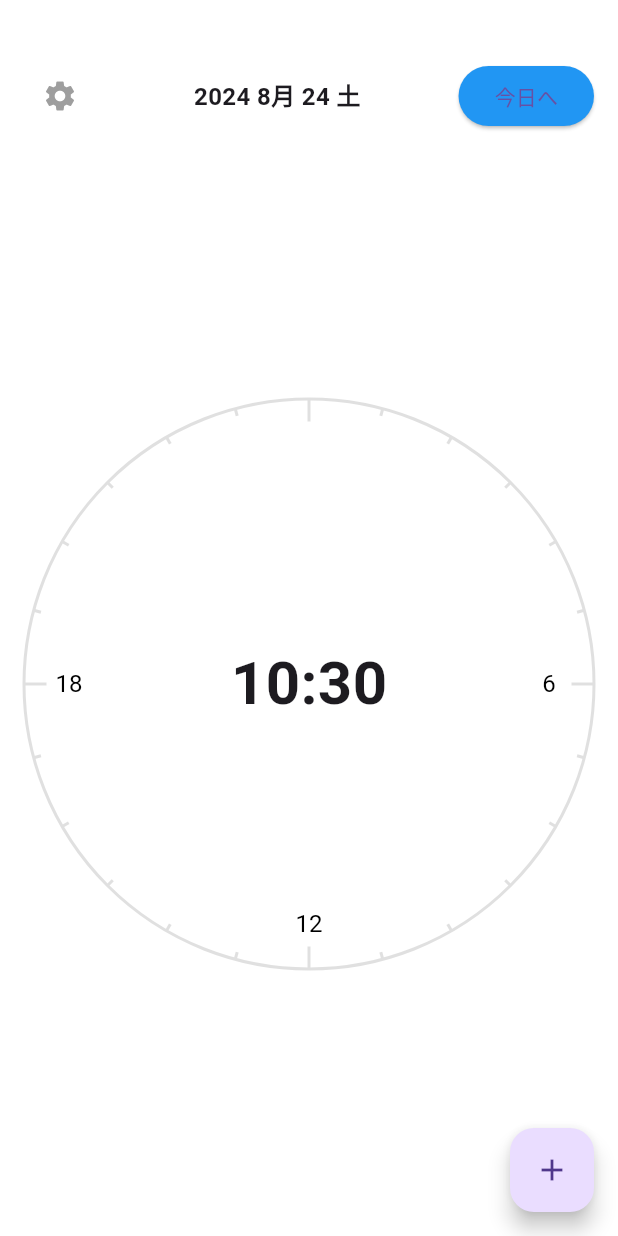
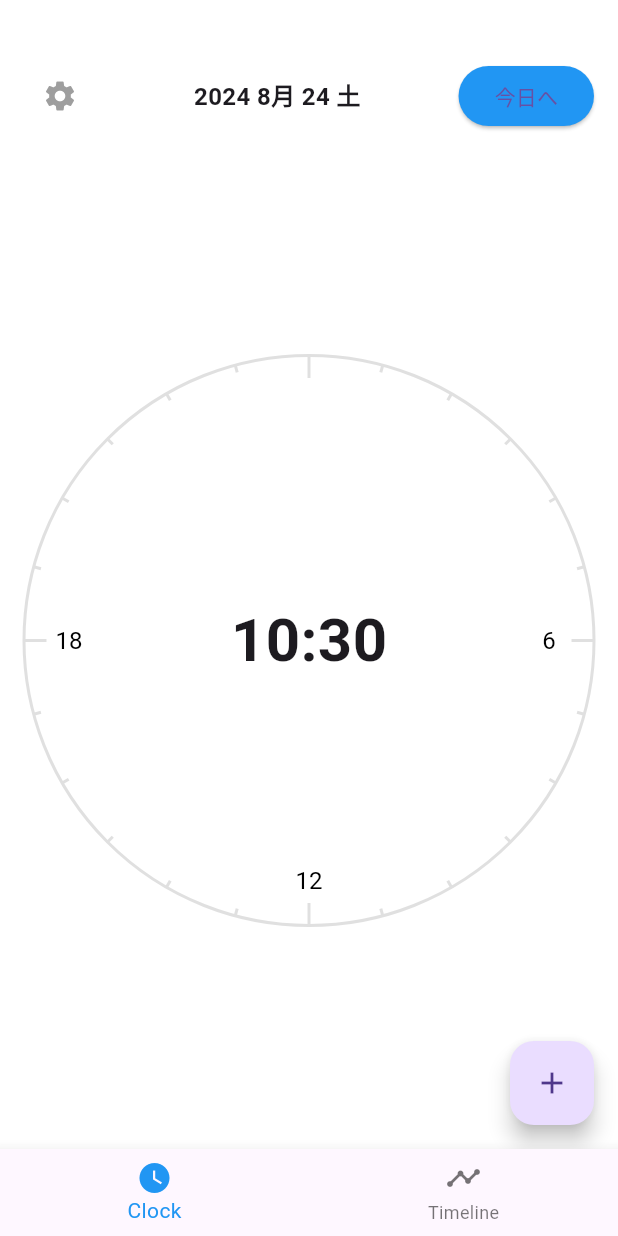
Before and after one commit to fukai0116/spajam2024, a Flutter app: the screen it shows after launch, on a phone screen of 412 x 824 dp. Run offline on Flutter 3.47's test engine with Material 3 defaults, Android fonts, the phone set to English and light mode, and no system bars; our stand-ins replace shared_preferences.

Commit message:
timelineページの追加

```diff
--- a/lib/main.dart
+++ b/lib/main.dart
@@ -3,6 +3,7 @@ import 'package:flutter_localizations/flutter_localizations.dart';
 import 'package:intl/date_symbol_data_local.dart';
 import 'dart:math';
 import 'input.dart';
+import 'timeline.dart';
 
 void main() async {
   WidgetsFlutterBinding.ensureInitialized();
@@ -27,7 +28,49 @@ class MyApp extends StatelessWidget {
       supportedLocales: [
         const Locale('ja', 'JP'),
       ],
-      home: ClockScreen(),
+      home: MainNavigationScreen(),
+    );
+  }
+}
+
+class MainNavigationScreen extends StatefulWidget {
+  @override
+  _MainNavigationScreenState createState() => _MainNavigationScreenState();
+}
+
+class _MainNavigationScreenState extends State<MainNavigationScreen> {
+  int _selectedIndex = 0;
+
+  static List<Widget> _widgetOptions = <Widget>[
+    ClockScreen(),
+    TimelinePage(),
+  ];
+
+  void _onItemTapped(int index) {
+    setState(() {
+      _selectedIndex = index;
+    });
+  }
+
+  @override
+  Widget build(BuildContext context) {
+    return Scaffold(
+      body: _widgetOptions.elementAt(_selectedIndex),
+      bottomNavigationBar: BottomNavigationBar(
+        items: const <BottomNavigationBarItem>[
+          BottomNavigationBarItem(
+            icon: Icon(Icons.watch_later),
+            label: 'Clock',
+          ),
+          BottomNavigationBarItem(
+            icon: Icon(Icons.timeline),
+            label: 'Timeline',
+          ),
+        ],
+        currentIndex: _selectedIndex,
+        selectedItemColor: Colors.blue,
+        onTap: _onItemTapped,
+      ),
     );
   }
 }
--- /dev/null
+++ b/lib/timeline.dart
@@ -0,0 +1,15 @@
+import 'package:flutter/material.dart';
+
+class TimelinePage extends StatelessWidget {
+  @override
+  Widget build(BuildContext context) {
+    return Scaffold(
+      appBar: AppBar(
+        title: Text('Timeline'),
+      ),
+      body: Center(
+        child: Text('Timeline Page Content'),
+      ),
+    );
+  }
+}
```
Also changed, not shown: pubspec.lock.
